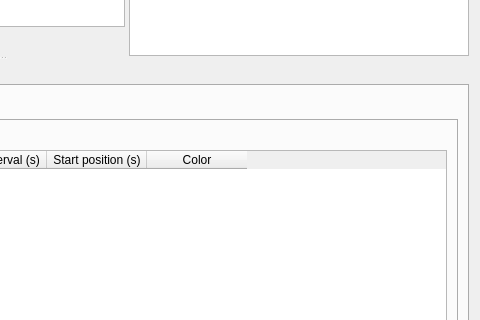
The window that observation.ui (olivierfriard/BORIS) describes before a commit, drawn with Qt 5; both pictures show x 487 to 967 and y 233 to 553 of the 967 by 770 pixel window.
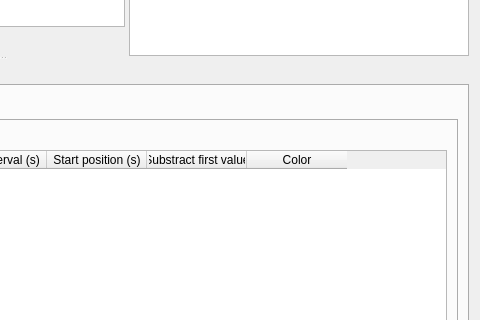
The same window after the commit. The open tabs and pages were chosen to show the change.

The edit to the form file:
```diff
--- a/observation.ui
+++ b/observation.ui
@@ -563,6 +563,11 @@
                        <string>Start position (s)</string>
                       </property>
                      </column>
+                     <column>
+                      <property name="text">
+                       <string>Substract first value</string>
+                      </property>
+                     </column>
                      <column>
                       <property name="text">
                        <string>Color</string>
```
Left out of the diff: 2 changed lines with no effect on the pictures.
